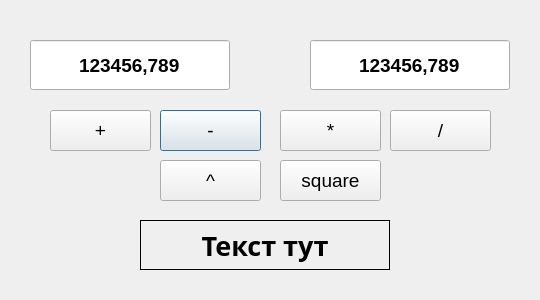
Above: Calculator/base.ui from leonov-anton/OZON before the change. Below: the same form after it.
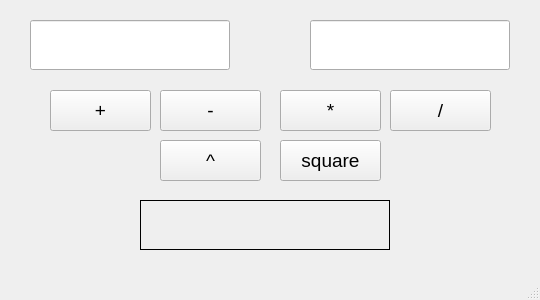
That is the form after the change.

```diff
--- a/Calculator/base.ui
+++ b/Calculator/base.ui
@@ -1,7 +1,7 @@
 <?xml version="1.0" encoding="UTF-8"?>
 <ui version="4.0">
- <class>Dialog</class>
- <widget class="QDialog" name="Dialog">
+ <class>MainWindow</class>
+ <widget class="QMainWindow" name="MainWindow">
   <property name="geometry">
    <rect>
     <x>0</x>
@@ -13,34 +13,34 @@
   <property name="windowTitle">
    <string>Dialog</string>
   </property>
-  <widget class="QLineEdit" name="lineEdit">
+  <widget class="QWidget" name="centralwidget">
+   <widget class="QPushButton" name="pushButton_3">
    <property name="geometry">
     <rect>
-     <x>30</x>
-     <y>40</y>
-     <width>200</width>
-     <height>50</height>
+      <x>280</x>
+      <y>90</y>
+      <width>101</width>
+      <height>41</height>
     </rect>
    </property>
    <property name="font">
     <font>
      <pointsize>14</pointsize>
-     <weight>75</weight>
-     <bold>true</bold>
+      <underline>false</underline>
     </font>
    </property>
    <property name="text">
-    <string>123456,789</string>
-   </property>
-   <property name="alignment">
-    <set>Qt::AlignCenter</set>
-   </property>
-  </widget>
-  <widget class="QPushButton" name="pushButton_2">
+     <string>*</string>
+    </property>
+    <property name="autoDefault">
+     <bool>true</bool>
+    </property>
+   </widget>
+   <widget class="QPushButton" name="pushButton_5">
    <property name="geometry">
     <rect>
      <x>160</x>
-     <y>110</y>
+      <y>140</y>
      <width>101</width>
      <height>41</height>
     </rect>
@@ -52,17 +52,45 @@
     </font>
    </property>
    <property name="text">
-    <string>-</string>
+     <string>^</string>
    </property>
    <property name="autoDefault">
     <bool>true</bool>
    </property>
   </widget>
+   <widget class="QPushButton" name="pushButton">
+    <property name="geometry">
+     <rect>
+      <x>50</x>
+      <y>90</y>
+      <width>101</width>
+      <height>41</height>
+     </rect>
+    </property>
+    <property name="font">
+     <font>
+      <pointsize>14</pointsize>
+      <underline>false</underline>
+     </font>
+    </property>
+    <property name="text">
+     <string>+</string>
+    </property>
+    <property name="autoDefault">
+     <bool>true</bool>
+    </property>
+    <property name="default">
+     <bool>false</bool>
+    </property>
+    <property name="flat">
+     <bool>false</bool>
+    </property>
+   </widget>
   <widget class="QPushButton" name="pushButton_6">
    <property name="geometry">
     <rect>
      <x>280</x>
-     <y>160</y>
+      <y>140</y>
      <width>101</width>
      <height>41</height>
     </rect>
@@ -84,7 +112,7 @@
    <property name="geometry">
     <rect>
      <x>310</x>
-     <y>40</y>
+      <y>20</y>
      <width>200</width>
      <height>50</height>
     </rect>
@@ -97,39 +125,17 @@
     </font>
    </property>
    <property name="text">
-    <string>123456,789</string>
+     <string/>
    </property>
    <property name="alignment">
     <set>Qt::AlignCenter</set>
    </property>
   </widget>
-  <widget class="QPushButton" name="pushButton_5">
-   <property name="geometry">
-    <rect>
-     <x>160</x>
-     <y>160</y>
-     <width>101</width>
-     <height>41</height>
-    </rect>
-   </property>
-   <property name="font">
-    <font>
-     <pointsize>14</pointsize>
-     <underline>false</underline>
-    </font>
-   </property>
-   <property name="text">
-    <string>^</string>
-   </property>
-   <property name="autoDefault">
-    <bool>true</bool>
-   </property>
-  </widget>
   <widget class="QPushButton" name="pushButton_4">
    <property name="geometry">
     <rect>
      <x>390</x>
-     <y>110</y>
+      <y>90</y>
      <width>101</width>
      <height>41</height>
     </rect>
@@ -151,7 +157,7 @@
    <property name="geometry">
     <rect>
      <x>140</x>
-     <y>220</y>
+      <y>200</y>
      <width>250</width>
      <height>50</height>
     </rect>
@@ -590,45 +596,40 @@
     <enum>QFrame::Plain</enum>
    </property>
    <property name="text">
-    <string>Текст тут</string>
+     <string/>
    </property>
    <property name="alignment">
     <set>Qt::AlignCenter</set>
    </property>
   </widget>
-  <widget class="QPushButton" name="pushButton">
+   <widget class="QLineEdit" name="lineEdit">
    <property name="geometry">
     <rect>
-     <x>50</x>
-     <y>110</y>
-     <width>101</width>
-     <height>41</height>
+      <x>30</x>
+      <y>20</y>
+      <width>200</width>
+      <height>50</height>
     </rect>
    </property>
    <property name="font">
     <font>
      <pointsize>14</pointsize>
-     <underline>false</underline>
+      <weight>75</weight>
+      <bold>true</bold>
     </font>
    </property>
    <property name="text">
-    <string>+</string>
-   </property>
-   <property name="autoDefault">
-    <bool>true</bool>
-   </property>
-   <property name="default">
-    <bool>false</bool>
-   </property>
-   <property name="flat">
-    <bool>false</bool>
-   </property>
-  </widget>
-  <widget class="QPushButton" name="pushButton_3">
+     <string/>
+    </property>
+    <property name="alignment">
+     <set>Qt::AlignCenter</set>
+    </property>
+   </widget>
+   <widget class="QPushButton" name="pushButton_2">
    <property name="geometry">
     <rect>
-     <x>280</x>
-     <y>110</y>
+      <x>160</x>
+      <y>90</y>
      <width>101</width>
      <height>41</height>
     </rect>
@@ -640,12 +641,14 @@
     </font>
    </property>
    <property name="text">
-    <string>*</string>
+     <string>-</string>
    </property>
    <property name="autoDefault">
     <bool>true</bool>
    </property>
   </widget>
+  </widget>
+  <widget class="QStatusBar" name="statusbar"/>
  </widget>
  <resources/>
  <connections/>
```
Left out of the diff: 2 changed lines with no effect on the pictures. Lines whose indentation alone changed are shown as unchanged.
